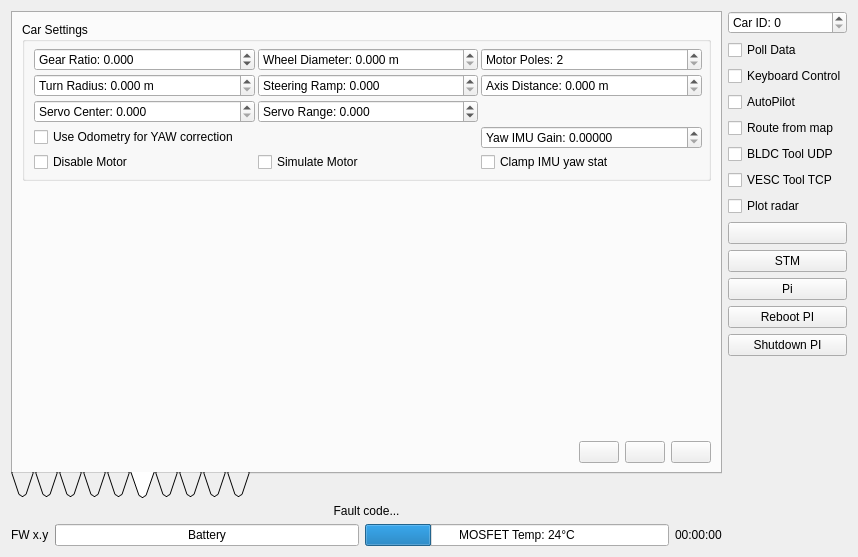
Qt form Linux/RControlStation/carinterface.ui (vedderb/rise_sdvp) before a commit.
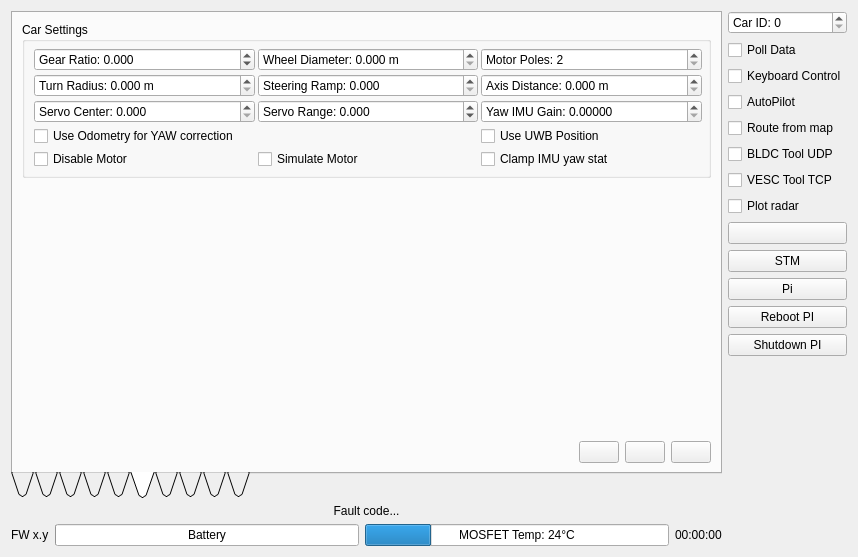
The same form after that commit. The open tabs and pages were chosen to show the change. Icons and pictures are not drawn. Custom widgets are drawn as their Qt base class.

Diff of the .ui file:
```diff
--- a/Linux/RControlStation/carinterface.ui
+++ b/Linux/RControlStation/carinterface.ui
@@ -464,25 +464,6 @@
               </property>
              </widget>
             </item>
-            <item row="3" column="2">
-             <widget class="QDoubleSpinBox" name="confYawImuGainBox">
-              <property name="toolTip">
-               <string>IMU gain vs odometry gain. Higer values give the IMU more gain.</string>
-              </property>
-              <property name="prefix">
-               <string>Yaw IMU Gain: </string>
-              </property>
-              <property name="decimals">
-               <number>5</number>
-              </property>
-              <property name="maximum">
-               <double>1000.000000000000000</double>
-              </property>
-              <property name="singleStep">
-               <double>0.010000000000000</double>
-              </property>
-             </widget>
-            </item>
             <item row="2" column="0">
              <widget class="QDoubleSpinBox" name="confServoCenterBox">
               <property name="prefix">
@@ -603,6 +584,32 @@
               </property>
              </widget>
             </item>
+            <item row="2" column="2">
+             <widget class="QDoubleSpinBox" name="confYawImuGainBox">
+              <property name="toolTip">
+               <string>IMU gain vs odometry gain. Higer values give the IMU more gain.</string>
+              </property>
+              <property name="prefix">
+               <string>Yaw IMU Gain: </string>
+              </property>
+              <property name="decimals">
+               <number>5</number>
+              </property>
+              <property name="maximum">
+               <double>1000.000000000000000</double>
+              </property>
+              <property name="singleStep">
+               <double>0.010000000000000</double>
+              </property>
+             </widget>
+            </item>
+            <item row="3" column="2">
+             <widget class="QCheckBox" name="confUseUwbPosBox">
+              <property name="text">
+               <string>Use UWB Position</string>
+              </property>
+             </widget>
+            </item>
            </layout>
           </widget>
          </item>
```
